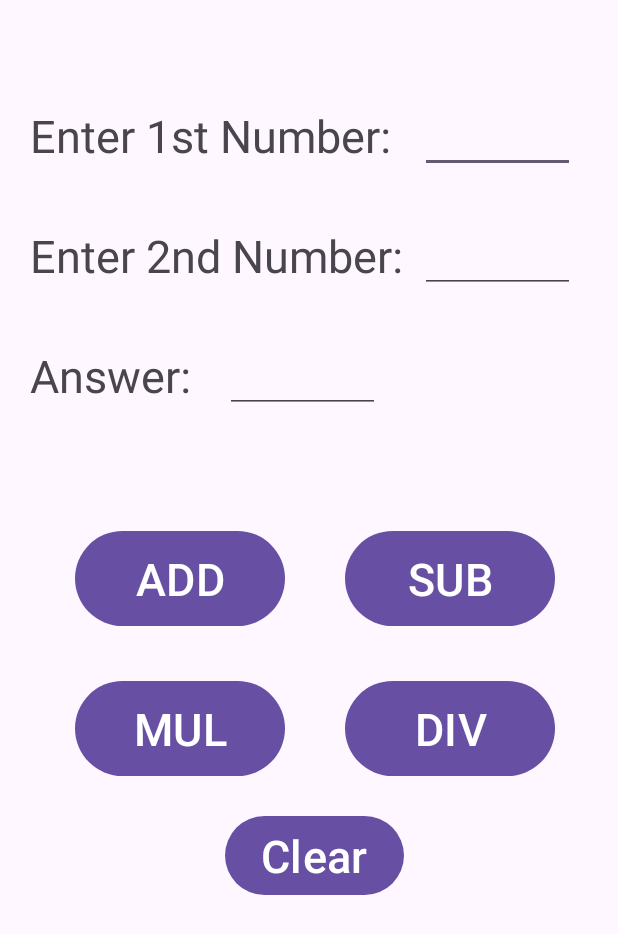
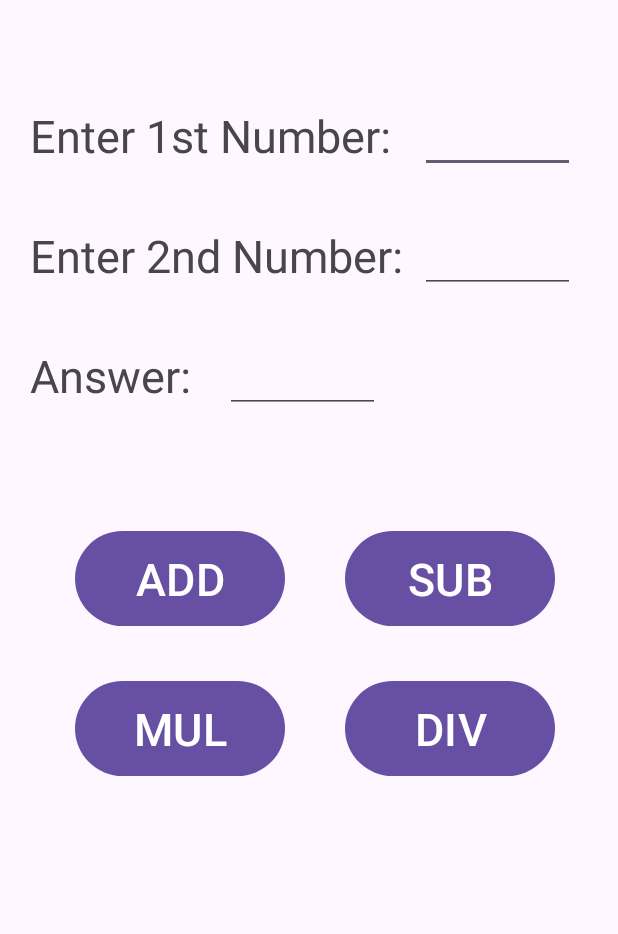
Before and after one commit to Tanaya-30/calculator, an Android app: the screen it shows after launch (MainActivity), on a phone screen of 412 x 824 dp. Shown: the top 934 px of the screen. Run offline under Robolectric (Android 15) with nearby library versions, the phone set to English and light mode, and no system bars.

Commit message:
trial commit

```diff
--- a/app/src/main/res/layout/calci.xml
+++ b/app/src/main/res/layout/calci.xml
@@ -89,13 +89,5 @@
         android:id="@+id/b4"
         android:onClick="div"/>
 
-    <Button
-        android:layout_width="wrap_content"
-        android:layout_height="wrap_content"
-        android:text="Clear"
-        android:id="@+id/b5"
-        android:onClick="clear"
-        android:layout_marginLeft="150dp"
-        android:layout_marginTop="540dp"
-        android:textSize="30dp"/>
+
 </RelativeLayout>
```
Also changed, not shown: app/src/main/java/com/example/calculator/MainActivity.java (+2 -6 lines).
